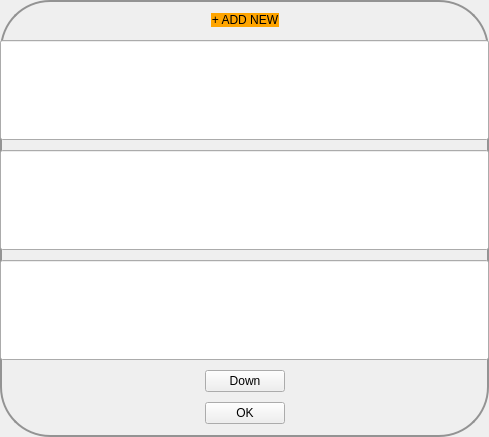
This is Console/consoleApp/Frontend/Widgets/selectDialog.ui in laszlo-avotra-tips/consoleApp as Qt 5 draws it before an edit. The edited form follows.
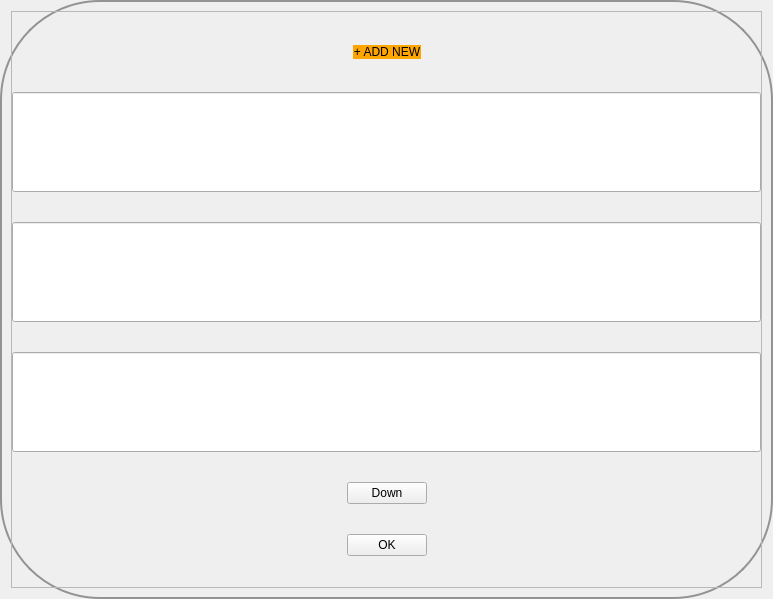
This is the edited form. Custom widgets are drawn as their Qt base class.

```diff
--- a/Console/consoleApp/Frontend/Widgets/selectDialog.ui
+++ b/Console/consoleApp/Frontend/Widgets/selectDialog.ui
@@ -6,8 +6,8 @@
    <rect>
     <x>0</x>
     <y>0</y>
-    <width>489</width>
-    <height>437</height>
+    <width>773</width>
+    <height>599</height>
    </rect>
   </property>
   <property name="windowTitle">
@@ -16,12 +16,22 @@
   <property name="styleSheet">
    <string notr="true">QDialog{
 border: 2px solid rgb( 147, 147, 147 );
-border-radius: 50px;
+border-radius: 100px;
 }
 QLineEdit{
 border-bottom:2px;
+border-left:2px;
 }</string>
   </property>
+  <layout class="QHBoxLayout" name="horizontalLayout_4">
+   <item>
+    <widget class="QFrame" name="frame">
+     <property name="frameShape">
+      <enum>QFrame::StyledPanel</enum>
+     </property>
+     <property name="frameShadow">
+      <enum>QFrame::Raised</enum>
+     </property>
   <layout class="QVBoxLayout" name="verticalLayout">
    <property name="spacing">
     <number>0</number>
@@ -199,6 +209,9 @@
       </spacer>
      </item>
     </layout>
+      </item>
+     </layout>
+    </widget>
    </item>
   </layout>
  </widget>
```
Lines whose indentation alone changed are shown as unchanged.
